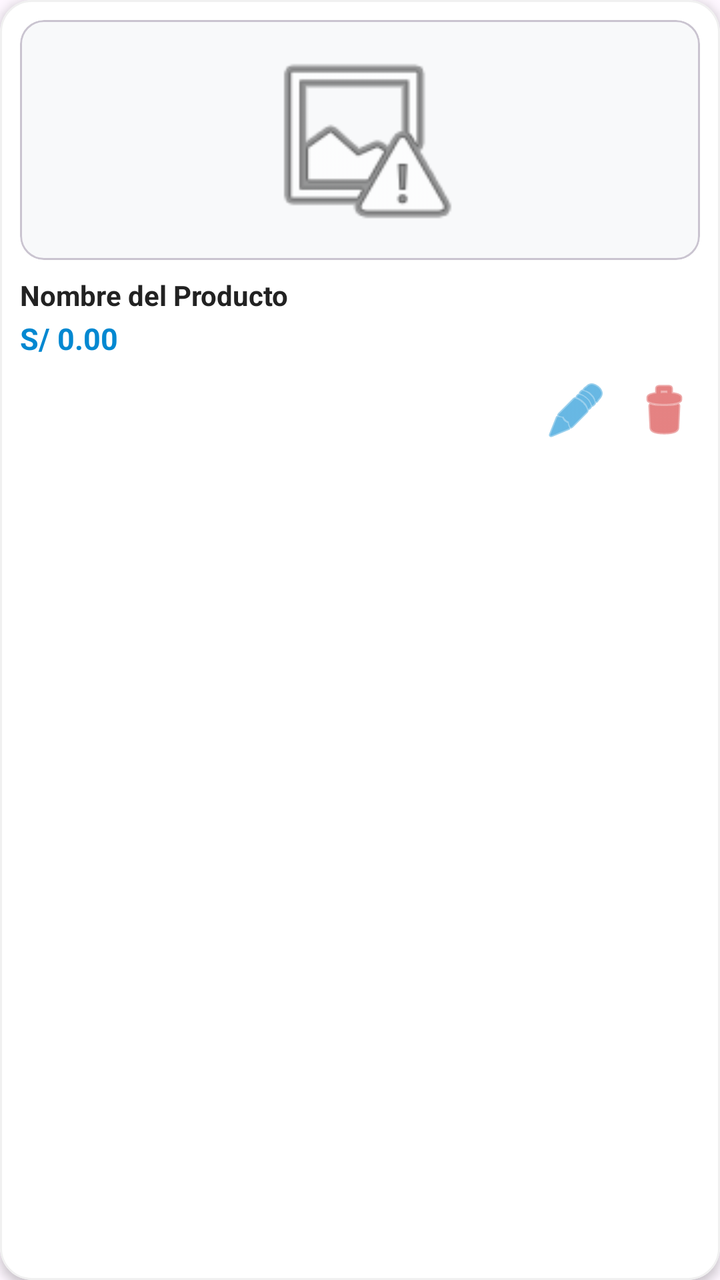
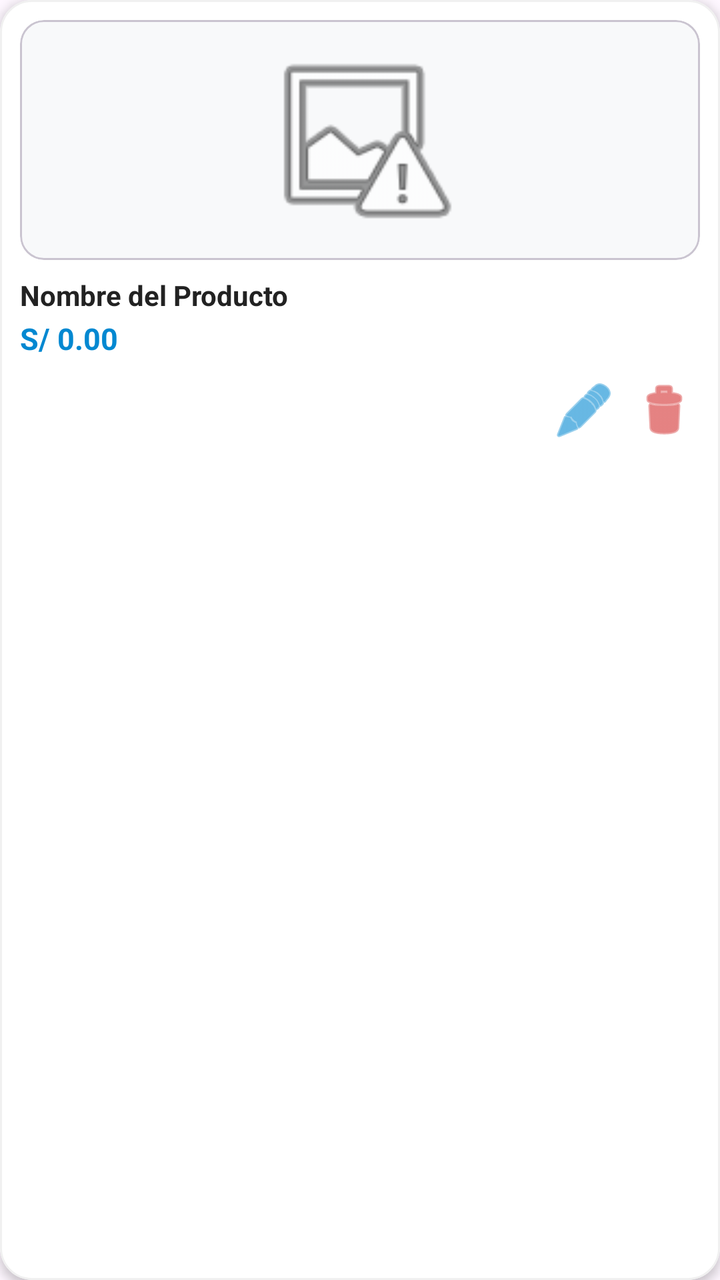

Before-and-after screenshots of an Android layout around one commit, followed by the original layout XML and the change that was made.
<!-- AndroidManifest.xml: application theme Theme.ElectroShop -->
<!-- res/layout/item_producto_crud.xml -->
<?xml version="1.0" encoding="utf-8"?>
<com.google.android.material.card.MaterialCardView xmlns:android="http://schemas.android.com/apk/res/android"
    xmlns:app="http://schemas.android.com/apk/res-auto"
    android:layout_width="match_parent"
    android:layout_height="wrap_content"
    android:layout_margin="8dp"
    app:cardCornerRadius="16dp"
    app:cardElevation="3dp"
    app:cardBackgroundColor="#FFFFFF"
    app:strokeWidth="1dp"
    app:strokeColor="#F0F0F0">

    <LinearLayout
        android:layout_width="match_parent"
        android:layout_height="wrap_content"
        android:orientation="vertical"
        android:padding="10dp">

        <com.google.android.material.card.MaterialCardView
            android:layout_width="match_parent"
            android:layout_height="120dp"
            app:cardCornerRadius="12dp"
            app:cardElevation="0dp"
            app:cardBackgroundColor="#F8F9FA">

            <ImageView
                android:id="@+id/ivProducto"
                android:layout_width="match_parent"
                android:layout_height="match_parent"
                android:scaleType="fitCenter"
                android:padding="8dp"
                android:src="@android:drawable/ic_menu_report_image"
                android:contentDescription="Imagen producto" />
        </com.google.android.material.card.MaterialCardView>

        <TextView
            android:id="@+id/tvNombre"
            android:layout_width="match_parent"
            android:layout_height="wrap_content"
            android:layout_marginTop="8dp"
            android:text="Nombre del Producto"
            android:textColor="#222222"
            android:textSize="14sp"
            android:textStyle="bold"
            android:maxLines="1"
            android:ellipsize="end" />

        <TextView
            android:id="@+id/tvPrecio"
            android:layout_width="match_parent"
            android:layout_height="wrap_content"
            android:layout_marginTop="2dp"
            android:text="S/ 0.00"
            android:textColor="#0288D1"
            android:textSize="15sp"
            android:textStyle="bold" />

        
        <LinearLayout
            android:layout_width="match_parent"
            android:layout_height="wrap_content"
            android:orientation="horizontal"
            android:gravity="end"
            android:layout_marginTop="8dp">

            <ImageButton
                android:id="@+id/btnEditar"
                android:layout_width="36dp"
                android:layout_height="36dp"
                android:background="?attr/selectableItemBackgroundBorderless"
                android:src="@android:drawable/ic_menu_edit"
                app:tint="#0288D1"
                android:contentDescription="Editar"
                android:layout_marginEnd="8dp" />

            <ImageButton
                android:id="@+id/btnEliminar"
                android:layout_width="36dp"
                android:layout_height="36dp"
                android:background="?attr/selectableItemBackgroundBorderless"
                android:src="@android:drawable/ic_menu_delete"
                app:tint="#D32F2F"
                android:contentDescription="Eliminar" />
        </LinearLayout>

    </LinearLayout>
</com.google.android.material.card.MaterialCardView>
<!-- resources referenced by this layout -->
<resources>
  <style name="Theme.ElectroShop" parent="Base.Theme.ElectroShop" />
  <style name="Base.Theme.ElectroShop" parent="Theme.Material3.DayNight.NoActionBar">
          
          
      </style>
</resources>

<!-- the commit's change to res/layout/item_producto_crud.xml (unified diff, before → after) -->
@@ -60,8 +60,20 @@
             android:layout_width="match_parent"
             android:layout_height="wrap_content"
             android:orientation="horizontal"
-            android:gravity="end"
+            android:gravity="end|center_vertical"
             android:layout_marginTop="8dp">
+
+            <TextView
+                android:id="@+id/tvStockBadge"
+                android:layout_width="wrap_content"
+                android:layout_height="wrap_content"
+                android:text="Stock: 0"
+                android:textSize="12sp"
+                android:textStyle="bold"
+                android:paddingHorizontal="10dp"
+                android:paddingVertical="5dp"
+                android:textColor="#FFFFFF"
+                android:visibility="gone" />
 
             <ImageButton
                 android:id="@+id/btnEditar"
@@ -71,7 +83,7 @@
                 android:src="@android:drawable/ic_menu_edit"
                 app:tint="#0288D1"
                 android:contentDescription="Editar"
-                android:layout_marginEnd="8dp" />
+                android:layout_marginEnd="4dp" />
 
             <ImageButton
                 android:id="@+id/btnEliminar"
